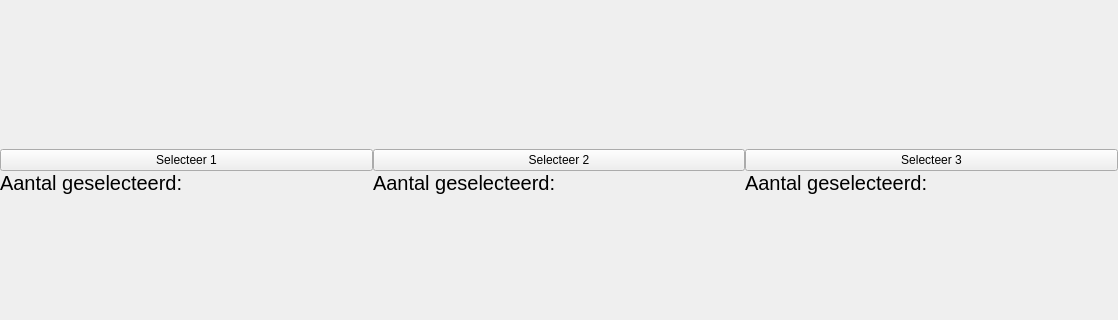
Above: ui/main.ui from Herbankers/hb-GUI before the change; both pictures show x 0 to 1118 and y 273 to 593 of the 1118 by 872 pixel window. Below: the same form after it.
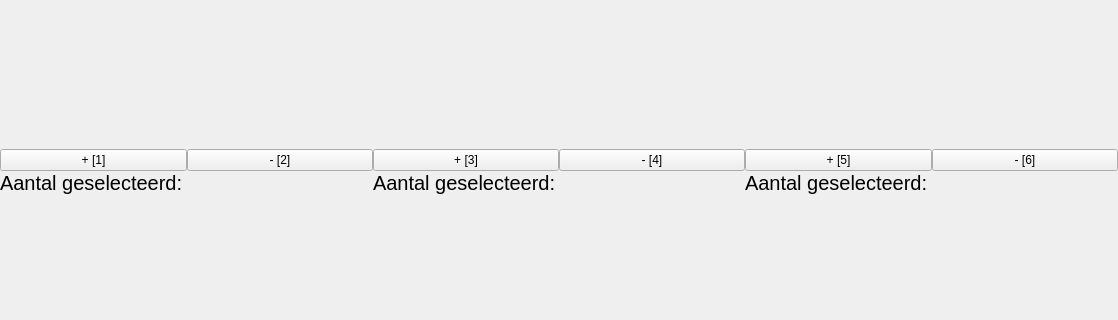
That is the form after the change. Icons and pictures are not drawn.

Commit message: changed layout of bills choice and filter

```diff
--- a/ui/main.ui
+++ b/ui/main.ui
@@ -1222,7 +1222,20 @@
         </item>
         <item>
          <layout class="QGridLayout" name="gridLayout">
-          <item row="0" column="2">
+          <item row="1" column="2">
+           <spacer name="verticalSpacer_27">
+            <property name="orientation">
+             <enum>Qt::Vertical</enum>
+            </property>
+            <property name="sizeHint" stdset="0">
+             <size>
+              <width>20</width>
+              <height>40</height>
+             </size>
+            </property>
+           </spacer>
+          </item>
+          <item row="0" column="3">
            <widget class="QLabel" name="fifthyEuroText">
             <property name="font">
              <font>
@@ -1240,15 +1253,21 @@
             </property>
            </widget>
           </item>
-          <item row="3" column="1">
-           <widget class="QPushButton" name="selectTenBill">
-            <property name="text">
-             <string>Selecteer 2</string>
+          <item row="6" column="2">
+           <spacer name="verticalSpacer_25">
+            <property name="orientation">
+             <enum>Qt::Vertical</enum>
             </property>
-           </widget>
+            <property name="sizeHint" stdset="0">
+             <size>
+              <width>20</width>
+              <height>40</height>
+             </size>
+            </property>
+           </spacer>
           </item>
-          <item row="4" column="1">
-           <widget class="QLabel" name="label_3">
+          <item row="5" column="2">
+           <widget class="QLabel" name="amountBillsTen">
             <property name="font">
              <font>
               <family>Helvetica Neue</family>
@@ -1262,8 +1281,8 @@
             </property>
            </widget>
           </item>
-          <item row="4" column="0">
-           <widget class="QLabel" name="label_2">
+          <item row="5" column="0">
+           <widget class="QLabel" name="amountBillsFive">
             <property name="font">
              <font>
               <family>Helvetica Neue</family>
@@ -1277,14 +1296,35 @@
             </property>
            </widget>
           </item>
-          <item row="0" column="1">
+          <item row="5" column="3">
+           <widget class="QLabel" name="amountBillsFifthy">
+            <property name="font">
+             <font>
+              <family>Helvetica Neue</family>
+              <pointsize>15</pointsize>
+              <weight>25</weight>
+              <bold>false</bold>
+             </font>
+            </property>
+            <property name="text">
+             <string>Aantal geselecteerd:</string>
+            </property>
+           </widget>
+          </item>
+          <item row="0" column="2">
            <widget class="QLabel" name="tenEuroText">
+            <property name="enabled">
+             <bool>true</bool>
+            </property>
             <property name="font">
              <font>
               <family>Helvetica Neue</family>
               <pointsize>50</pointsize>
               <weight>25</weight>
+              <italic>false</italic>
               <bold>false</bold>
+              <underline>false</underline>
+              <strikeout>false</strikeout>
              </font>
             </property>
             <property name="text">
@@ -1293,27 +1333,8 @@
             <property name="alignment">
              <set>Qt::AlignCenter</set>
             </property>
-           </widget>
-          </item>
-          <item row="3" column="0">
-           <widget class="QPushButton" name="selectFiveBill">
-            <property name="text">
-             <string>Selecteer 1</string>
-            </property>
-           </widget>
-          </item>
-          <item row="4" column="2">
-           <widget class="QLabel" name="label_4">
-            <property name="font">
-             <font>
-              <family>Helvetica Neue</family>
-              <pointsize>15</pointsize>
-              <weight>25</weight>
-              <bold>false</bold>
-             </font>
-            </property>
-            <property name="text">
-             <string>Aantal geselecteerd:</string>
+            <property name="wordWrap">
+             <bool>false</bool>
             </property>
            </widget>
           </item>
@@ -1335,38 +1356,65 @@
             </property>
            </widget>
           </item>
+          <item row="3" column="3">
+           <layout class="QHBoxLayout" name="horizontalLayout_9">
+            <item>
+             <widget class="QPushButton" name="btnPlusFifthy">
+              <property name="text">
+               <string>+ [5]</string>
+              </property>
+             </widget>
+            </item>
+            <item>
+             <widget class="QPushButton" name="btnMinFifthy">
+              <property name="text">
+               <string>- [6]</string>
+              </property>
+             </widget>
+            </item>
+           </layout>
+          </item>
           <item row="3" column="2">
-           <widget class="QPushButton" name="selectFifthyBill">
-            <property name="text">
-             <string>Selecteer 3</string>
-            </property>
-           </widget>
+           <layout class="QHBoxLayout" name="horizontalLayout_10">
+            <item>
+             <widget class="QPushButton" name="btnPlusTen">
+              <property name="text">
+               <string>+ [3]</string>
+              </property>
+             </widget>
+            </item>
+            <item>
+             <widget class="QPushButton" name="btnMinTen">
+              <property name="enabled">
+               <bool>true</bool>
+              </property>
+              <property name="text">
+               <string>- [4]</string>
+              </property>
+              <property name="flat">
+               <bool>false</bool>
+              </property>
+             </widget>
+            </item>
+           </layout>
           </item>
-          <item row="5" column="1">
-           <spacer name="verticalSpacer_25">
-            <property name="orientation">
-             <enum>Qt::Vertical</enum>
-            </property>
-            <property name="sizeHint" stdset="0">
-             <size>
-              <width>20</width>
-              <height>40</height>
-             </size>
-            </property>
-           </spacer>
-          </item>
-          <item row="1" column="1">
-           <spacer name="verticalSpacer_27">
-            <property name="orientation">
-             <enum>Qt::Vertical</enum>
-            </property>
-            <property name="sizeHint" stdset="0">
-             <size>
-              <width>20</width>
-              <height>40</height>
-             </size>
-            </property>
-           </spacer>
+          <item row="3" column="0">
+           <layout class="QHBoxLayout" name="horizontalLayout_11">
+            <item>
+             <widget class="QPushButton" name="btnPlusFive">
+              <property name="text">
+               <string>+ [1]</string>
+              </property>
+             </widget>
+            </item>
+            <item>
+             <widget class="QPushButton" name="btnMinFive">
+              <property name="text">
+               <string>- [2]</string>
+              </property>
+             </widget>
+            </item>
+           </layout>
           </item>
          </layout>
         </item>
```
The commit also changes 3 other files.
